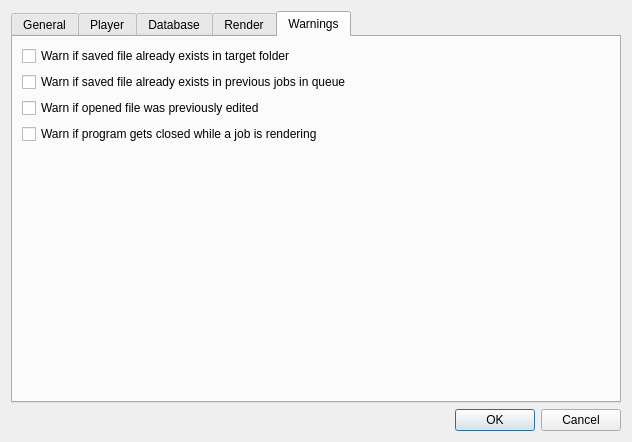
Old version of the form gui/settings.ui in the repository vommie/pycutxn.
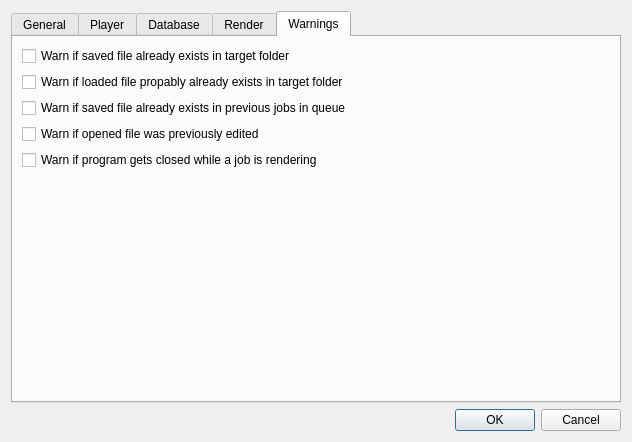
New version of the form. The open tabs and pages were chosen to show the change.

Commit message: add checkbox to warn if src file exists in target (not implemented yet)

What changed in the file:
```diff
--- a/gui/settings.ui
+++ b/gui/settings.ui
@@ -399,6 +399,16 @@
              </property>
             </widget>
            </item>
+           <item>
+            <widget class="QCheckBox" name="checkBoxWarnSrcTgt">
+             <property name="toolTip">
+              <string>Checks if the source filename (without extension) already exists as beginning filename in the target directory</string>
+             </property>
+             <property name="text">
+              <string>Warn if loaded file propably already exists in target folder</string>
+             </property>
+            </widget>
+           </item>
            <item>
             <widget class="QCheckBox" name="checkBoxWarnJobQueue">
              <property name="text">
```
Left out of the diff: 4 changed lines with no effect on the pictures. The commit also changes 3 other files.
